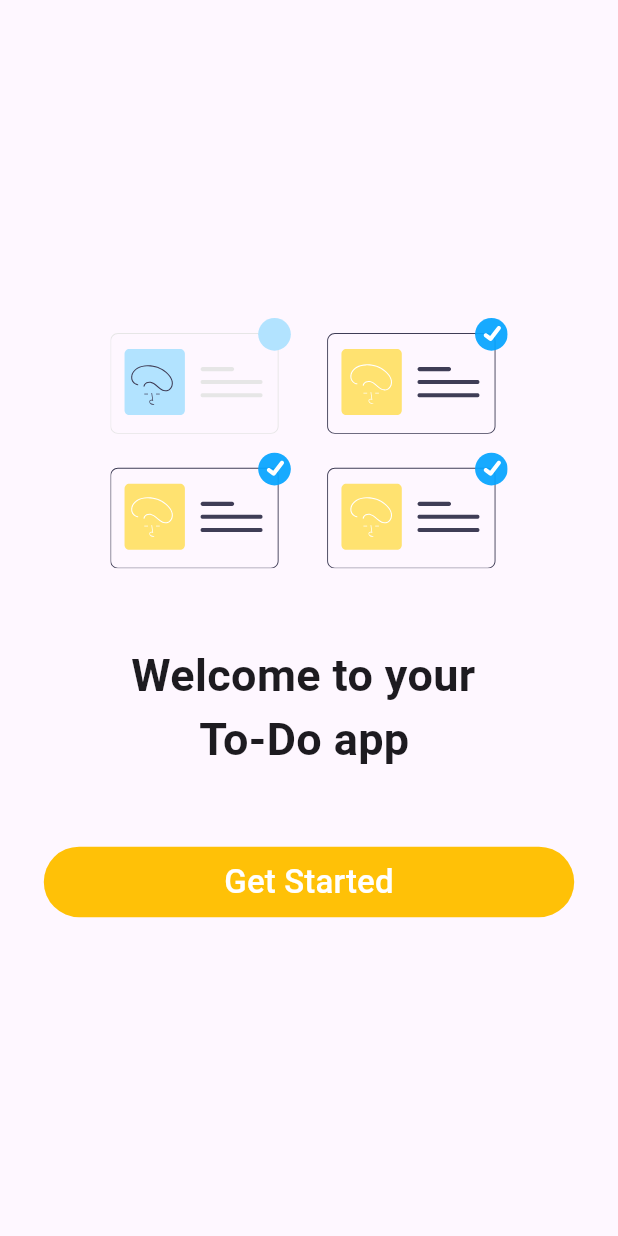
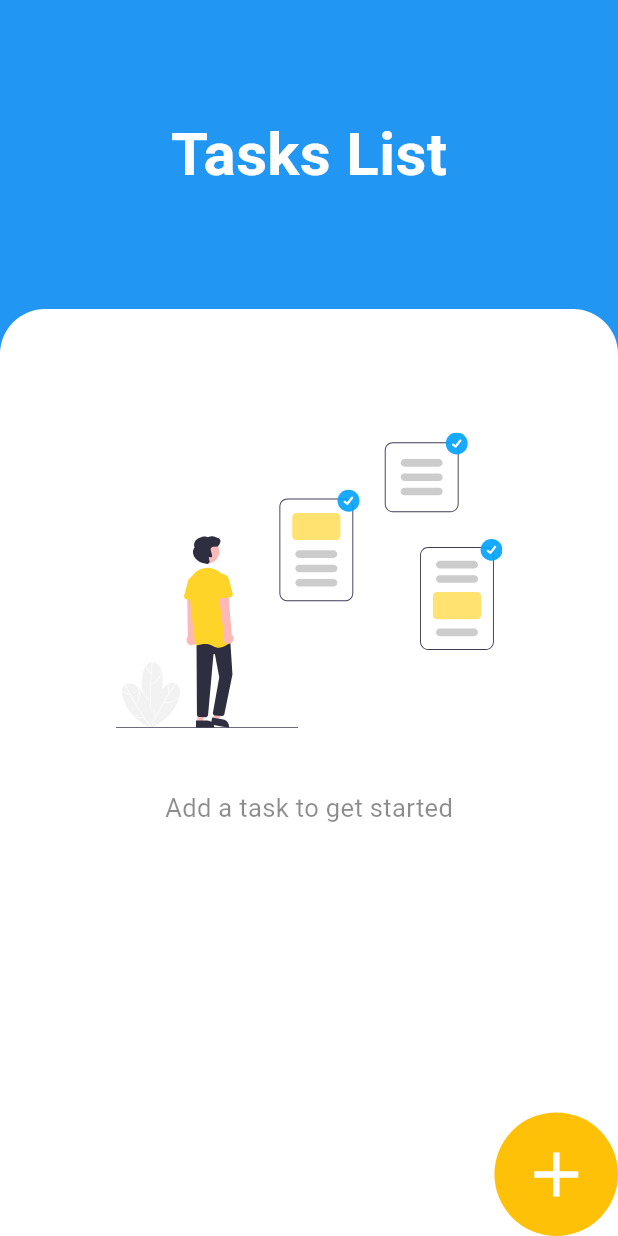
Before and after one commit to yasmiinie/to-do-app, a Flutter app: the Welcome_page screen opened directly, after a tap on "Get Started", on a phone screen of 412 x 824 dp. Run offline on Flutter 3.47's test engine with Material 3 defaults, Android fonts, the light colour scheme and no system bars; our stand-ins replace flutter_svg.

Commit message:
half way

```diff
--- a/my_app_list/lib/main.dart
+++ b/my_app_list/lib/main.dart
@@ -1,4 +1,6 @@
 import 'package:flutter/material.dart';
+import 'package:my_app_list/pages/add_task.dart';
+//import 'package:my_app_list/pages/tasks.dart';
 import 'package:my_app_list/pages/welcome_page.dart';
 
 void main() {
@@ -13,7 +15,7 @@ class MyApp extends StatelessWidget {
   Widget build(BuildContext context) {
     return const MaterialApp(
       debugShowCheckedModeBanner: false,
-      home: Welcome_page(),
+      home: AddTask(),
     );
   }
 }
--- /dev/null
+++ b/my_app_list/lib/pages/tasks.dart
@@ -0,0 +1,62 @@
+import 'package:flutter/material.dart';
+import 'package:flutter_svg/svg.dart';
+import 'package:my_app_list/widgets/add_button.dart';
+
+class TasksPage extends StatelessWidget {
+  const TasksPage({super.key});
+
+  @override
+  Widget build(BuildContext context) {
+    double W = MediaQuery.of(context).size.width;
+    double H = MediaQuery.of(context).size.height;
+    return Scaffold(
+        backgroundColor: Colors.blue,
+        body: Column(
+          children: [
+            SizedBox(
+              height: H * 0.25,
+              width: W,
+              child: const Center(
+                  child: Text(
+                'Tasks List',
+                style: TextStyle(
+                    color: Colors.white,
+                    fontWeight: FontWeight.bold,
+                    fontSize: 40),
+              )),
+            ),
+            Container(
+              decoration: const BoxDecoration(
+                  color: Colors.white,
+                  borderRadius: BorderRadius.only(
+                      topLeft: Radius.circular(30),
+                      topRight: Radius.circular(30))),
+              height: H * 0.75,
+              width: W,
+              child: Column(
+                mainAxisAlignment: MainAxisAlignment.spaceBetween,
+                children: [
+                  Column(mainAxisAlignment: MainAxisAlignment.start, children: [
+                    SizedBox(
+                      height: H * 0.1,
+                    ),
+                    SvgPicture.asset("lib/images/tasks.svg"),
+                    SizedBox(
+                      height: H * 0.05,
+                    ),
+                    const Text(
+                      "Add a task to get started",
+                      style: TextStyle(fontSize: 17, color: Colors.black45),
+                    ),
+                  ]),
+                  const Row(
+                    mainAxisAlignment: MainAxisAlignment.end,
+                    children: [AddButton()],
+                  ),
+                ],
+              ),
+            ),
+          ],
+        ));
+  }
+}
--- a/my_app_list/lib/pages/welcome_page.dart
+++ b/my_app_list/lib/pages/welcome_page.dart
@@ -7,31 +7,33 @@ class Welcome_page extends StatelessWidget {
 
   @override
   Widget build(BuildContext context) {
-    var largeur = MediaQuery.of(context).size.width;
-    var hauteur = MediaQuery.of(context).size.height;
+    double W = MediaQuery.of(context).size.width;
+    double H = MediaQuery.of(context).size.height;
     return Scaffold(
-      body: SafeArea(
-          child: Center(
+      body: Center(
         child: Column(
           mainAxisAlignment: MainAxisAlignment.center,
           crossAxisAlignment: CrossAxisAlignment.center,
           children: [
             SvgPicture.asset('lib/images/welcome_image.svg'),
             SizedBox(
-              height: hauteur * 0.06,
+              height: H * 0.06,
             ),
-            Text(
+            const Text(
               'Welcome to your \n      To-Do app',
               maxLines: 2,
               style: TextStyle(fontSize: 30, fontWeight: FontWeight.w600),
             ),
             SizedBox(
-              height: hauteur * 0.06,
+              height: H * 0.06,
             ),
-            Text_button(text: 'Get Started', couleur: Colors.amber)
+            Text_button(
+              text: 'Get Started',
+              couleur: Colors.amber,
+            )
           ],
         ),
-      )),
+      ),
     );
   }
 }
--- /dev/null
+++ b/my_app_list/lib/widgets/add_button.dart
@@ -0,0 +1,27 @@
+import 'package:flutter/material.dart';
+import 'package:my_app_list/pages/add_task.dart';
+import 'package:my_app_list/pages/welcome_page.dart';
+
+class AddButton extends StatelessWidget {
+  const AddButton({super.key});
+
+  @override
+  Widget build(BuildContext context) {
+    double W = MediaQuery.of(context).size.width;
+    double H = MediaQuery.of(context).size.height;
+    return Container(
+      height: W * 0.2,
+      width: W * 0.2,
+      decoration: BoxDecoration(
+          color: Colors.amber, borderRadius: BorderRadius.circular(50)),
+      child: IconButton(
+          color: Colors.white,
+          iconSize: 50,
+          icon: const Icon(Icons.add),
+          onPressed: () {
+            Navigator.push(context,
+                MaterialPageRoute(builder: (context) => const AddTask()));
+          }),
+    );
+  }
+}
--- a/my_app_list/lib/widgets/text_button.dart
+++ b/my_app_list/lib/widgets/text_button.dart
@@ -1,22 +1,32 @@
 import 'package:flutter/material.dart';
+import 'package:my_app_list/pages/tasks.dart';
 
 class Text_button extends StatelessWidget {
   final String text;
   final Color couleur;
+
   const Text_button({super.key, required this.text, required this.couleur});
 
   @override
   Widget build(BuildContext context) {
     return TextButton(
-        onPressed: () {},
-        style: ButtonStyle(backgroundColor: MaterialStatePropertyAll(couleur)),
+        onPressed: () {
+          Navigator.push(
+            context,
+            MaterialPageRoute(builder: (context) => const TasksPage()),
+          );
+        },
+        style: ButtonStyle(
+          backgroundColor: MaterialStatePropertyAll(couleur),
+        ),
         child: SizedBox(
           width: MediaQuery.of(context).size.width * 0.8,
           // height: MediaQuery.of(context).size.height * 0.03,
           child: Text(
             textAlign: TextAlign.center,
             text,
-            style: TextStyle(fontSize: 22, color: Colors.white),
+            //myTask,
+            style: const TextStyle(fontSize: 22, color: Colors.white),
           ),
         ));
   }
--- a/my_app_list/pubspec.yaml
+++ b/my_app_list/pubspec.yaml
@@ -58,7 +58,6 @@ flutter:
   uses-material-design: true
 
   # To add assets to your application, add an assets section, like this:
-
   assets:
     - lib/images/
 
```
Also changed, not shown: my_app_list/lib/pages/add_task.dart (added, +71 -0 lines), my_app_list/lib/images/tasks.svg (added).
